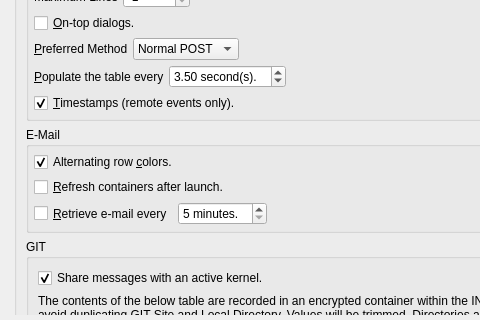
Old version of the form Source/UI/spot-on-options.ui in the repository textbrowser/spot-on; both pictures show x 0 to 480 and y 480 to 800 of the 800 by 800 pixel window.
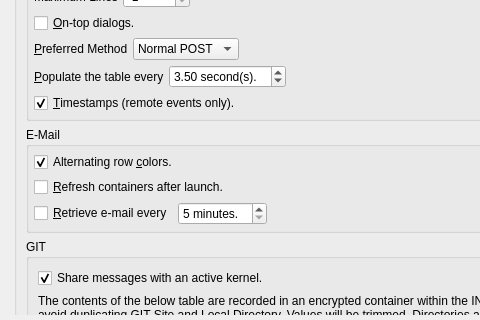
New version of the form. Icons and pictures are not drawn.

Commit message: Default size policies. New widget.

What changed in the file:
```diff
--- a/Source/UI/spot-on-options.ui
+++ b/Source/UI/spot-on-options.ui
@@ -43,7 +43,7 @@
        <property name="geometry">
         <rect>
          <x>0</x>
-         <y>-671</y>
+         <y>-3394</y>
          <width>769</width>
          <height>4980</height>
         </rect>
@@ -628,12 +628,6 @@
                 </property>
                 <item>
                  <widget class="QCheckBox" name="autoEmailRetrieve">
-                  <property name="sizePolicy">
-                   <sizepolicy hsizetype="Minimum" vsizetype="Preferred">
-                    <horstretch>0</horstretch>
-                    <verstretch>0</verstretch>
-                   </sizepolicy>
-                  </property>
                   <property name="text">
                    <string>&amp;Retrieve e-mail every</string>
                   </property>
```
Left out of the diff: 113 changed lines with no effect on the pictures.
